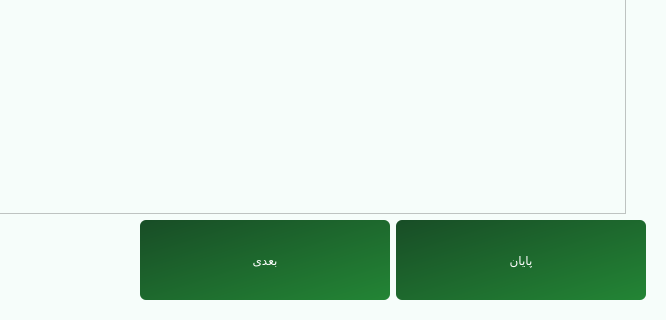
The window that main.ui (Farazist/raspberrypi-app) describes before a commit, drawn with Qt 5; both pictures show x 334 to 1000 and y 280 to 600 of the 1000 by 600 pixel window.
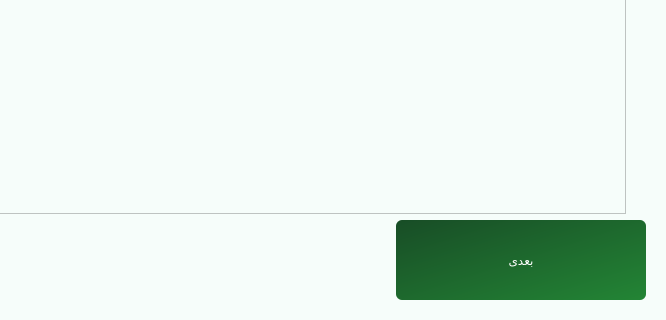
The same window after the commit. The open tabs and pages were chosen to show the change. Icons and pictures are not drawn.

Commit message: manual delivery

What changed in the file:
```diff
--- a/main.ui
+++ b/main.ui
@@ -2082,33 +2082,6 @@
            </property>
           </widget>
          </item>
-         <item>
-          <widget class="QPushButton" name="btnFinishDelivery">
-           <property name="minimumSize">
-            <size>
-             <width>200</width>
-             <height>80</height>
-            </size>
-           </property>
-           <property name="maximumSize">
-            <size>
-             <width>250</width>
-             <height>80</height>
-            </size>
-           </property>
-           <property name="styleSheet">
-            <string notr="true">background: qlineargradient(x1:0, y1:0, x2:1, y2:1, stop:0 #184d26, stop:1 #238535);
-font: 24pt &quot;IRANSans&quot;;
-color: #ffffff; 
-padding: 3px; 
-border: none; 
-border-radius: 6px;</string>
-           </property>
-           <property name="text">
-            <string>پایان</string>
-           </property>
-          </widget>
-         </item>
         </layout>
        </item>
       </layout>
```
Left out of the diff: 18 changed lines with no effect on the pictures. The commit also changes 5 other files.
